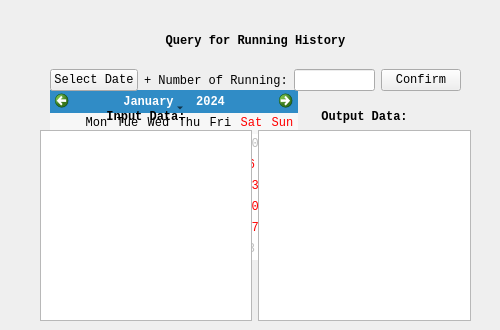
Above: mainwidgets/history.ui from SimonCqk/Photon_Propagation_Simulation before the change. Below: the same form after it.
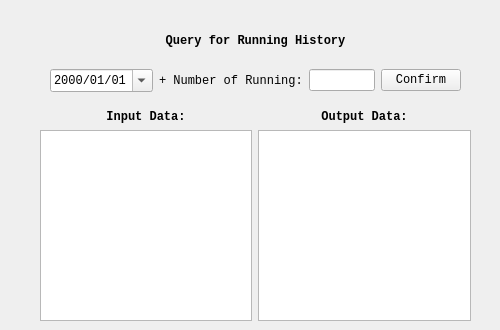
That is the form after the change.

Diff of the .ui file:
```diff
--- a/mainwidgets/history.ui
+++ b/mainwidgets/history.ui
@@ -36,21 +36,6 @@
     <set>Qt::AlignCenter</set>
    </property>
   </widget>
-  <widget class="QCalendarWidget" name="calendarWidget">
-   <property name="geometry">
-    <rect>
-     <x>50</x>
-     <y>90</y>
-     <width>248</width>
-     <height>170</height>
-    </rect>
-   </property>
-   <property name="font">
-    <font>
-     <family>Consolas</family>
-    </font>
-   </property>
-  </widget>
   <widget class="QWidget" name="horizontalLayoutWidget">
    <property name="geometry">
     <rect>
@@ -62,14 +47,17 @@
    </property>
    <layout class="QHBoxLayout" name="horizontalLayout">
     <item>
-     <widget class="QPushButton" name="DateButton">
+     <widget class="QDateEdit" name="dateEdit">
       <property name="font">
        <font>
         <family>Consolas</family>
        </font>
       </property>
-      <property name="text">
-       <string>Select Date</string>
+      <property name="displayFormat">
+       <string>yyyy/MM/dd</string>
+      </property>
+      <property name="calendarPopup">
+       <bool>true</bool>
       </property>
      </widget>
     </item>
@@ -102,7 +90,7 @@
     </item>
    </layout>
   </widget>
-  <widget class="QWidget" name="">
+  <widget class="QWidget" name="layoutWidget">
    <property name="geometry">
     <rect>
      <x>40</x>
```
Left out of the diff: 6 changed lines with no effect on the pictures.
